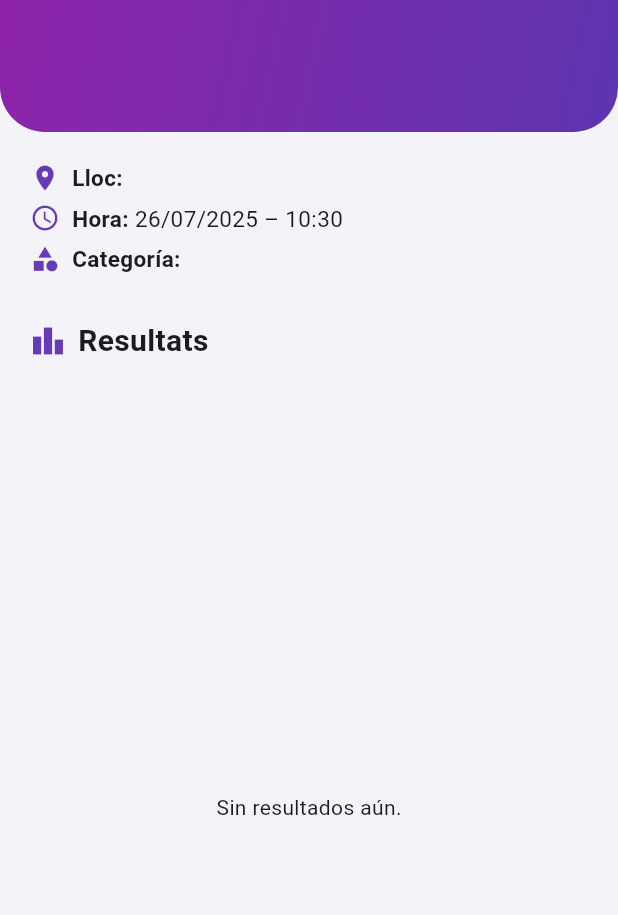
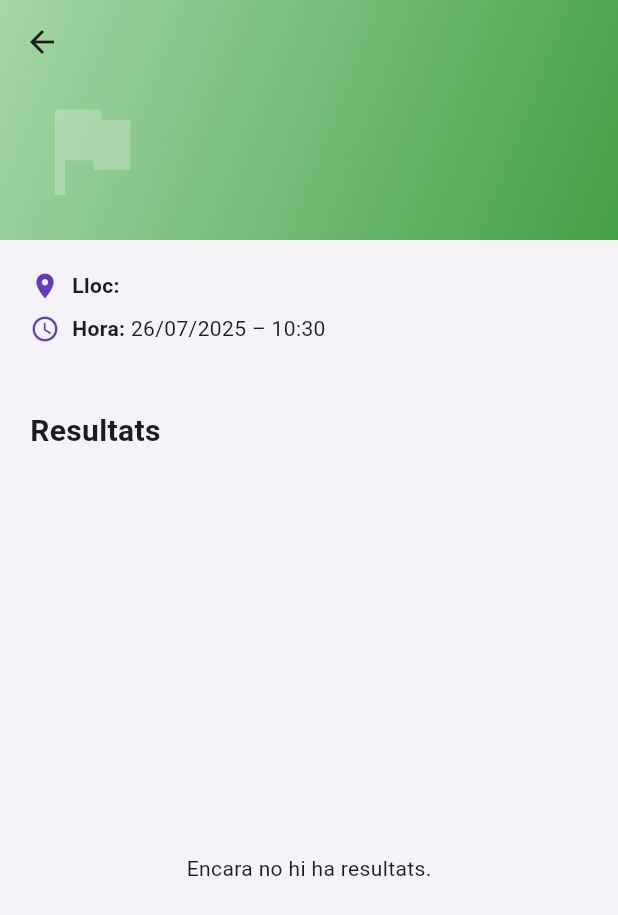
Before and after one commit to daudi44/penyapp, a Flutter app: the DetallePruebaScreen screen opened directly with empty values, on a phone screen of 412 x 824 dp. Shown: the top 915 px of the screen. Run offline on Flutter 3.47's test engine with Material 3 defaults, Android fonts, the light colour scheme and no system bars; our stand-ins replace cloud_firestore, firebase_core; accounts and stored records are empty.

Commit message:
more visual improvementes

```diff
--- a/lib/screens/detalle_prueba_screen.dart
+++ b/lib/screens/detalle_prueba_screen.dart
@@ -1,6 +1,6 @@
-import 'package:cloud_firestore/cloud_firestore.dart';
 import 'package:flutter/material.dart';
 import 'package:intl/intl.dart';
+import 'package:cloud_firestore/cloud_firestore.dart';
 
 import '../models/prueba.dart';
 import '../models/resultado.dart';
@@ -30,9 +30,9 @@ class _DetallePruebaScreenState extends State<DetallePruebaScreen> {
         .where('idPrueba', isEqualTo: widget.prueba.id)
         .get();
 
-    final resultados = resultadosSnapshot.docs.map((doc) {
-      return Resultado.fromFirestore(doc.data(), doc.id);
-    }).toList();
+    final resultados = resultadosSnapshot.docs
+        .map((doc) => Resultado.fromFirestore(doc.data(), doc.id))
+        .toList();
 
     final gruposMap = <String, Grupo>{};
 
@@ -43,10 +43,8 @@ class _DetallePruebaScreenState extends State<DetallePruebaScreen> {
             .doc(resultado.idGrupo)
             .get();
         if (grupoSnap.exists) {
-          gruposMap[resultado.idGrupo] = Grupo.fromFirestore(
-            grupoSnap.data()!,
-            grupoSnap.id,
-          );
+          gruposMap[resultado.idGrupo] =
+              Grupo.fromFirestore(grupoSnap.data()!, grupoSnap.id);
         }
       }
     }
@@ -61,109 +59,116 @@ class _DetallePruebaScreenState extends State<DetallePruebaScreen> {
       );
     }).toList();
 
-    listaConGrupo.sort(
-      (a, b) => a.resultado.posicion.compareTo(b.resultado.posicion),
-    );
+    listaConGrupo.sort((a, b) => a.resultado.posicion.compareTo(b.resultado.posicion));
     return listaConGrupo;
+  }
+
+  List<Color> _coloresPorCategoria(String categoria) {
+    switch (categoria.toLowerCase()) {
+      case 'negra':
+        return [const Color(0xFF424242), const Color(0xFF212121)];
+      case 'roja':
+        return [const Color(0xFFEF5350), const Color(0xFFE53935)];
+      case 'blava':
+        return [const Color(0xFF64B5F6), const Color(0xFF1E88E5)];
+      default:
+        return [const Color(0xFFA5D6A7), const Color(0xFF43A047)];
+    }
   }
 
   @override
   Widget build(BuildContext context) {
     final prueba = widget.prueba;
-    final fechaHora = prueba.horario != null
+    final hora = prueba.horario != null
         ? DateFormat('dd/MM/yyyy – HH:mm').format(prueba.horario!)
         : 'Per determinar';
 
+    final gradientColors = _coloresPorCategoria(prueba.categoria);
+
     return Scaffold(
       backgroundColor: const Color(0xFFF4F3F8),
-      body: SafeArea(
-        child: Column(
-          children: [
-            // HEADER con gradiente morado
-            Container(
-              width: double.infinity,
-              padding: const EdgeInsets.symmetric(horizontal: 20, vertical: 24),
-              decoration: const BoxDecoration(
+      body: FutureBuilder<List<_ResultadoConGrupo>>(
+        future: _futureResultados,
+        builder: (context, snapshot) {
+          final resultados = snapshot.data ?? [];
+
+          return CustomScrollView(
+            slivers: [
+              SliverAppBar(
+                pinned: true,
+                expandedHeight: 160,
+                backgroundColor: Colors.transparent,
+                flexibleSpace: Container(
+                  decoration: BoxDecoration(
                     gradient: LinearGradient(
-                  colors: [Color(0xFF8E24AA), Color(0xFF5E35B1)],
                       begin: Alignment.topLeft,
                       end: Alignment.bottomRight,
-                ),
-                borderRadius: BorderRadius.only(
-                  bottomLeft: Radius.circular(30),
-                  bottomRight: Radius.circular(30),
+                      colors: gradientColors,
                     ),
                   ),
-              child: Text(
+                  child: FlexibleSpaceBar(
+                    titlePadding: const EdgeInsets.only(left: 16, bottom: 16),
+                    title: Text(
                       prueba.nombre,
                       style: const TextStyle(
-                  fontSize: 28,
+                        color: Colors.white,
                         fontWeight: FontWeight.bold,
-                  color: Colors.white,
-                  letterSpacing: 1.1,
+                        fontSize: 20,
+                      ),
+                    ),
+                    background: Container(
+                      padding: const EdgeInsets.all(20),
+                      alignment: Alignment.bottomLeft,
+                      child: const Icon(
+                        Icons.flag,
+                        color: Colors.white24,
+                        size: 80,
+                      ),
+                    ),
                   ),
                 ),
               ),
 
-            const SizedBox(height: 20),
-
-            // DATOS DE LA PRUEBA
-            Padding(
-              padding: const EdgeInsets.symmetric(horizontal: 20),
+              SliverToBoxAdapter(
+                child: Padding(
+                  padding: const EdgeInsets.symmetric(horizontal: 20, vertical: 20),
                   child: Column(
                     crossAxisAlignment: CrossAxisAlignment.start,
                     children: [
                       _infoRow(Icons.place, 'Lloc', prueba.lugar ?? 'Per determinar'),
-                  _infoRow(Icons.schedule, 'Hora', fechaHora),
-                  _infoRow(Icons.category, 'Categoría', prueba.categoria),
+                      _infoRow(Icons.schedule, 'Hora', hora),
+                      const SizedBox(height: 12),
+                      if (prueba.descripcion.trim().isNotEmpty)
+                        _sectionText('Descripció', prueba.descripcion),
+                      if (prueba.valoracion.trim().isNotEmpty)
+                        _sectionText('Valoració', prueba.valoracion),
+                      const SizedBox(height: 24),
+                      const Text(
+                        'Resultats',
+                        style: TextStyle(
+                          fontSize: 20,
+                          fontWeight: FontWeight.bold,
+                        ),
+                      ),
+                      const SizedBox(height: 12),
                     ],
                   ),
                 ),
-
-            const SizedBox(height: 24),
-
-            // TÍTULO RESULTADOS
-            const Padding(
-              padding: EdgeInsets.symmetric(horizontal: 20),
-              child: Row(
-                children: [
-                  Icon(Icons.leaderboard, color: Colors.deepPurple),
-                  SizedBox(width: 8),
-                  Text(
-                    'Resultats',
-                    style: TextStyle(fontSize: 20, fontWeight: FontWeight.bold),
-                  ),
-                ],
-              ),
               ),
 
-            const SizedBox(height: 10),
-
-            // LISTA DE RESULTADOS
-            Expanded(
-              child: FutureBuilder<List<_ResultadoConGrupo>>(
-                future: _futureResultados,
-                builder: (context, snapshot) {
-                  if (snapshot.connectionState == ConnectionState.waiting) {
-                    return const Center(child: CircularProgressIndicator());
-                  }
-
-                  final resultados = snapshot.data ?? [];
-
-                  if (resultados.isEmpty) {
-                    return const Center(child: Text('Sin resultados aún.'));
-                  }
-
-                  return ListView.builder(
-                    padding: const EdgeInsets.symmetric(
-                      horizontal: 16,
-                      vertical: 4,
-                    ),
-                    itemCount: resultados.length,
-                    itemBuilder: (context, index) {
+              if (snapshot.connectionState == ConnectionState.waiting)
+                const SliverFillRemaining(child: Center(child: CircularProgressIndicator()))
+              else if (resultados.isEmpty)
+                const SliverFillRemaining(
+                  hasScrollBody: false,
+                  child: Center(child: Text('Encara no hi ha resultats.')),
+                )
+              else
+                SliverList(
+                  delegate: SliverChildBuilderDelegate((context, index) {
                     final r = resultados[index];
                     return Container(
-                        margin: const EdgeInsets.only(bottom: 12),
+                      margin: const EdgeInsets.symmetric(horizontal: 20, vertical: 6),
                       decoration: BoxDecoration(
                         gradient: const LinearGradient(
                           colors: [Color(0xFFD1C4E9), Color(0xFF9575CD)],
@@ -180,10 +185,7 @@ class _DetallePruebaScreenState extends State<DetallePruebaScreen> {
                         ],
                       ),
                       child: ListTile(
-                          contentPadding: const EdgeInsets.symmetric(
-                            horizontal: 16,
-                            vertical: 10,
-                          ),
+                        contentPadding: const EdgeInsets.symmetric(horizontal: 16, vertical: 10),
                         leading: CircleAvatar(
                           backgroundColor: Colors.deepPurple,
                           child: Text(
@@ -218,35 +220,52 @@ class _DetallePruebaScreenState extends State<DetallePruebaScreen> {
                             : null,
                       ),
                     );
-                    },
+                  }, childCount: resultados.length),
+                ),
+            ],
           );
         },
-              ),
-            ),
-          ],
-        ),
       ),
     );
   }
 
   Widget _infoRow(IconData icon, String label, String value) {
     return Padding(
-      padding: const EdgeInsets.only(bottom: 6),
+      padding: const EdgeInsets.only(bottom: 8),
       child: Row(
         children: [
           Icon(icon, color: Colors.deepPurple, size: 20),
           const SizedBox(width: 8),
           Text(
             '$label: ',
-            style: const TextStyle(fontWeight: FontWeight.bold, fontSize: 15),
+            style: const TextStyle(fontWeight: FontWeight.bold),
           ),
           Expanded(
             child: Text(
               value,
-              style: const TextStyle(fontSize: 15),
               overflow: TextOverflow.ellipsis,
             ),
           ),
+        ],
+      ),
+    );
+  }
+
+  Widget _sectionText(String title, String content) {
+    return Padding(
+      padding: const EdgeInsets.only(bottom: 12),
+      child: Column(
+        crossAxisAlignment: CrossAxisAlignment.start,
+        children: [
+          Text(
+            '$title:',
+            style: const TextStyle(
+              fontWeight: FontWeight.bold,
+              fontSize: 15,
+            ),
+          ),
+          const SizedBox(height: 4),
+          Text(content),
         ],
       ),
     );
--- a/lib/screens/pruebas_screen.dart
+++ b/lib/screens/pruebas_screen.dart
@@ -55,9 +55,12 @@ class PruebasScreen extends StatelessWidget {
             begin: Alignment.topLeft,
             end: Alignment.bottomRight,
             colors: [
-              Color(0xFF059669), // Emerald 600
-              Color(0xFF10B981), // Emerald 500
-              Color(0xFF34D399), // Emerald 400
+              // change colors to dark purple gradient
+              Color(0xFF6D28D9), // Purple 800
+              Color(0xFF7C3AED), // Purple 700
+              Color(0xFF8B5CF6), // Purple 600
+              Color(0xFFA78BFA), // Purple 500
+
             ],
           ),
         ),
```
Lines whose indentation alone changed are shown as unchanged.
